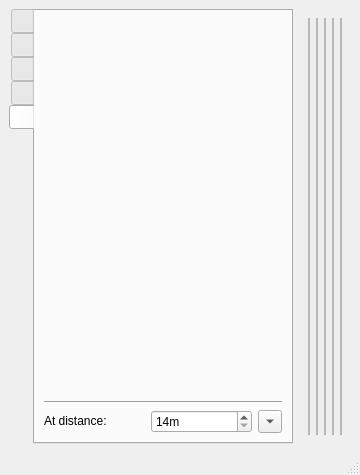
Before: the Qt Designer form share/imblSlits/imblSlitsMainWindow.ui in AustralianSynchrotron/imblSlits, drawn with Qt 5.
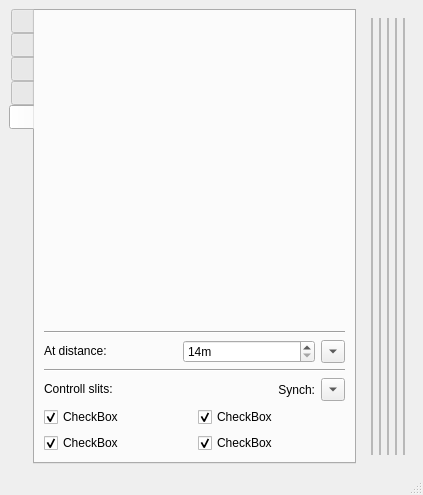
After: the same form once the commit is applied. The open tabs and pages were chosen to show the change. Icons and pictures are not drawn. Custom widgets are drawn as their Qt base class.

Patch:
```diff
--- a/share/imblSlits/imblSlitsMainWindow.ui
+++ b/share/imblSlits/imblSlitsMainWindow.ui
@@ -6,8 +6,8 @@
    <rect>
     <x>0</x>
     <y>0</y>
-    <width>360</width>
-    <height>475</height>
+    <width>423</width>
+    <height>495</height>
    </rect>
   </property>
   <property name="sizePolicy">
@@ -236,6 +236,97 @@
              </item>
             </layout>
            </item>
+           <item>
+            <widget class="Line" name="line_2">
+             <property name="orientation">
+              <enum>Qt::Horizontal</enum>
+             </property>
+            </widget>
+           </item>
+           <item>
+            <layout class="QGridLayout" name="gridLayout">
+             <item row="2" column="0">
+              <widget class="QCheckBox" name="mamaSynch">
+               <property name="text">
+                <string>CheckBox</string>
+               </property>
+               <property name="checked">
+                <bool>true</bool>
+               </property>
+              </widget>
+             </item>
+             <item row="1" column="1">
+              <widget class="QCheckBox" name="babySynch">
+               <property name="text">
+                <string>CheckBox</string>
+               </property>
+               <property name="checked">
+                <bool>true</bool>
+               </property>
+              </widget>
+             </item>
+             <item row="2" column="1">
+              <widget class="QCheckBox" name="papaSynch">
+               <property name="text">
+                <string>CheckBox</string>
+               </property>
+               <property name="checked">
+                <bool>true</bool>
+               </property>
+              </widget>
+             </item>
+             <item row="1" column="0">
+              <widget class="QCheckBox" name="pandaSynch">
+               <property name="text">
+                <string>CheckBox</string>
+               </property>
+               <property name="checked">
+                <bool>true</bool>
+               </property>
+              </widget>
+             </item>
+             <item row="0" column="0">
+              <widget class="QLabel" name="label_2">
+               <property name="sizePolicy">
+                <sizepolicy hsizetype="Preferred" vsizetype="Fixed">
+                 <horstretch>0</horstretch>
+                 <verstretch>0</verstretch>
+                </sizepolicy>
+               </property>
+               <property name="text">
+                <string>Controll slits:</string>
+               </property>
+              </widget>
+             </item>
+             <item row="0" column="1">
+              <layout class="QHBoxLayout" name="horizontalLayout_4">
+               <item>
+                <widget class="QLabel" name="label_3">
+                 <property name="text">
+                  <string>Synch:</string>
+                 </property>
+                 <property name="alignment">
+                  <set>Qt::AlignRight|Qt::AlignTrailing|Qt::AlignVCenter</set>
+                 </property>
+                </widget>
+               </item>
+               <item>
+                <widget class="QToolButton" name="synchMasha">
+                 <property name="text">
+                  <string>...</string>
+                 </property>
+                 <property name="popupMode">
+                  <enum>QToolButton::InstantPopup</enum>
+                 </property>
+                 <property name="arrowType">
+                  <enum>Qt::DownArrow</enum>
+                 </property>
+                </widget>
+               </item>
+              </layout>
+             </item>
+            </layout>
+           </item>
           </layout>
          </widget>
         </item>
```
Left out of the diff: 6 changed lines with no effect on the pictures.
